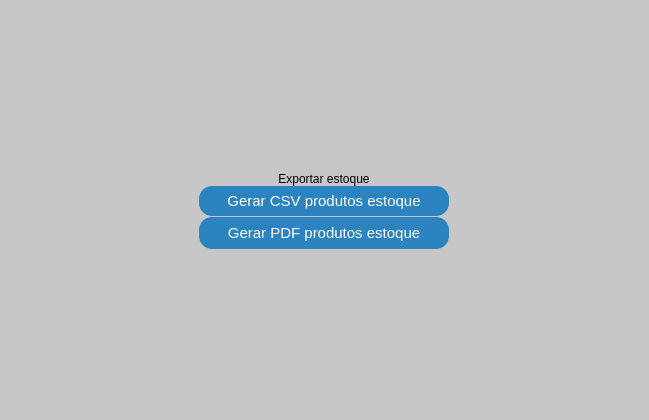
This is relatorios.ui in GabR36/QEstoqueLoja as Qt 5 draws it before an edit. The edited form follows.
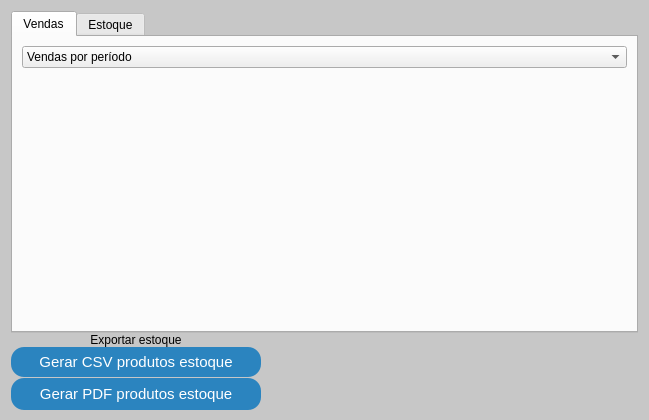
This is the edited form.

Commit message:
Grafico teste aparecendo corretamente relatorios
janela relatorios com uma estrutura inicial para comportar os futuros
tipos de relatorios diferentes

The edit to the form file:
```diff
--- a/relatorios.ui
+++ b/relatorios.ui
@@ -72,6 +72,52 @@
      <property name="spacing">
       <number>0</number>
      </property>
+     <item>
+      <widget class="QTabWidget" name="tabWidget">
+       <property name="currentIndex">
+        <number>0</number>
+       </property>
+       <widget class="QWidget" name="tab_3">
+        <attribute name="title">
+         <string>Vendas</string>
+        </attribute>
+        <layout class="QVBoxLayout" name="verticalLayout_3">
+         <item>
+          <layout class="QVBoxLayout" name="verticalLayout_2">
+           <item>
+            <widget class="QComboBox" name="CBox_VendasMain">
+             <item>
+              <property name="text">
+               <string>Vendas por período</string>
+              </property>
+             </item>
+             <item>
+              <property name="text">
+               <string>Produtos mais vendidos</string>
+              </property>
+             </item>
+            </widget>
+           </item>
+           <item>
+            <widget class="QStackedWidget" name="Stacked_Vendas">
+             <property name="currentIndex">
+              <number>0</number>
+             </property>
+             <widget class="QWidget" name="page"/>
+             <widget class="QWidget" name="page_2"/>
+            </widget>
+           </item>
+          </layout>
+         </item>
+        </layout>
+       </widget>
+       <widget class="QWidget" name="tab_4">
+        <attribute name="title">
+         <string>Estoque</string>
+        </attribute>
+       </widget>
+      </widget>
+     </item>
      <item>
       <widget class="QLabel" name="label">
        <property name="enabled">
```
The commit also changes 2 other files.
